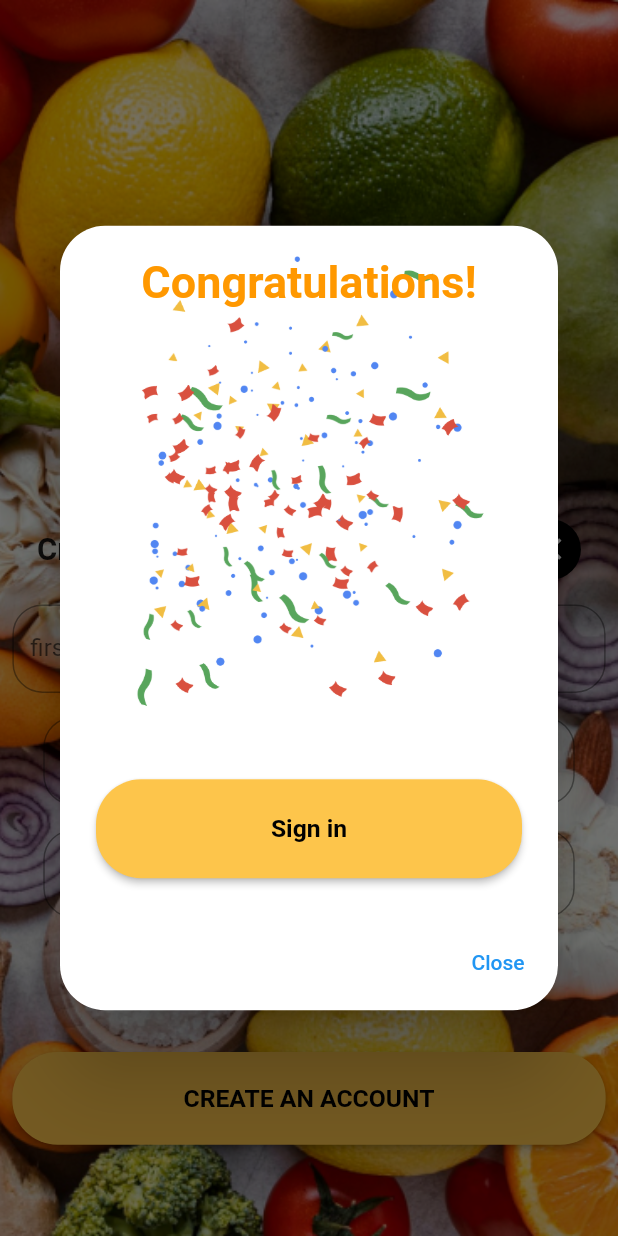
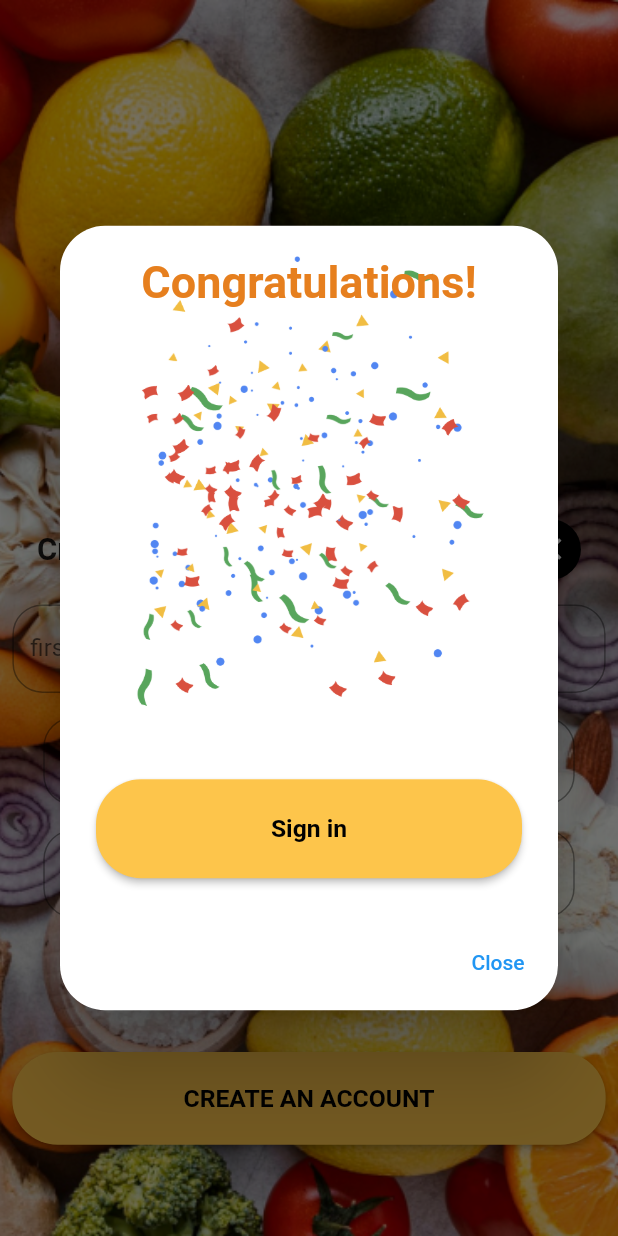
Before and after one commit to Ihimbru-K/Mariana-s_grocery_app, a Flutter app: the CreateAccount screen opened directly, after a tap on "CREATE AN ACCOUNT", on a phone screen of 412 x 824 dp. Run offline on Flutter 3.47's test engine with Material 2 defaults, Android fonts, the phone set to English and light mode, and no system bars; our stand-ins replace flutter_iconly; missing offline and left inert: dart:ffi.

Commit message:
refactored project

```diff
--- a/lib/on_boarding/04_onboarding_04.dart
+++ b/lib/on_boarding/04_onboarding_04.dart
@@ -12,8 +12,8 @@ class CreateAccount extends StatefulWidget {
 }
 
 class _CreateAccountState extends State<CreateAccount> {
-  TextEditingController _firstNameController = TextEditingController();
-  TextEditingController _lastNameController = TextEditingController();
+  final TextEditingController _firstNameController = TextEditingController();
+  final TextEditingController _lastNameController = TextEditingController();
   bool _passwordVisible = false;
 
 
@@ -52,12 +52,12 @@ class _CreateAccountState extends State<CreateAccount> {
                           height: 300,
                           width: MediaQuery.of(context).size.width*0.4,
                         ),
-                        Text(
+                        const Text(
                           'Congratulations!',
                           style: TextStyle(
                             fontWeight: FontWeight.bold,
                             fontSize: 30,
-                            color: Colors.orange,
+                            color: orange,
                           ),
                         ),
                       ],
```
Also changed, not shown: lib/inner_screens/deals_and_shopping/deals/item_deals.dart (+5 -5 lines), lib/inner_screens/home/06_home.dart (+4 -4 lines).
